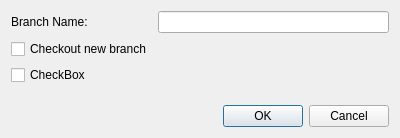
First picture: the form in src/plugins/git/branchadddialog.ui, repository qt-creator/qt-creator, before the edit.
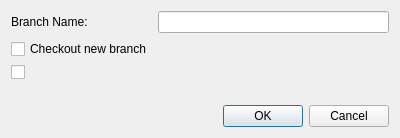
Second picture: the form after the edit.

Commit message:
BranchAddDialog: Simplify a bit
* Remove redundant "Checkbox" translatable string.
* Hide "Track remote" checkbox by default.

Diff of the .ui file:
```diff
--- a/src/plugins/git/branchadddialog.ui
+++ b/src/plugins/git/branchadddialog.ui
@@ -32,11 +32,7 @@
     </widget>
    </item>
    <item row="2" column="0" colspan="2">
-    <widget class="QCheckBox" name="trackingCheckBox">
-     <property name="text">
-      <string>CheckBox</string>
-     </property>
-    </widget>
+    <widget class="QCheckBox" name="trackingCheckBox"/>
    </item>
    <item row="4" column="0" colspan="2">
     <widget class="QDialogButtonBox" name="buttonBox">
```
The commit also changes 1 other file.
